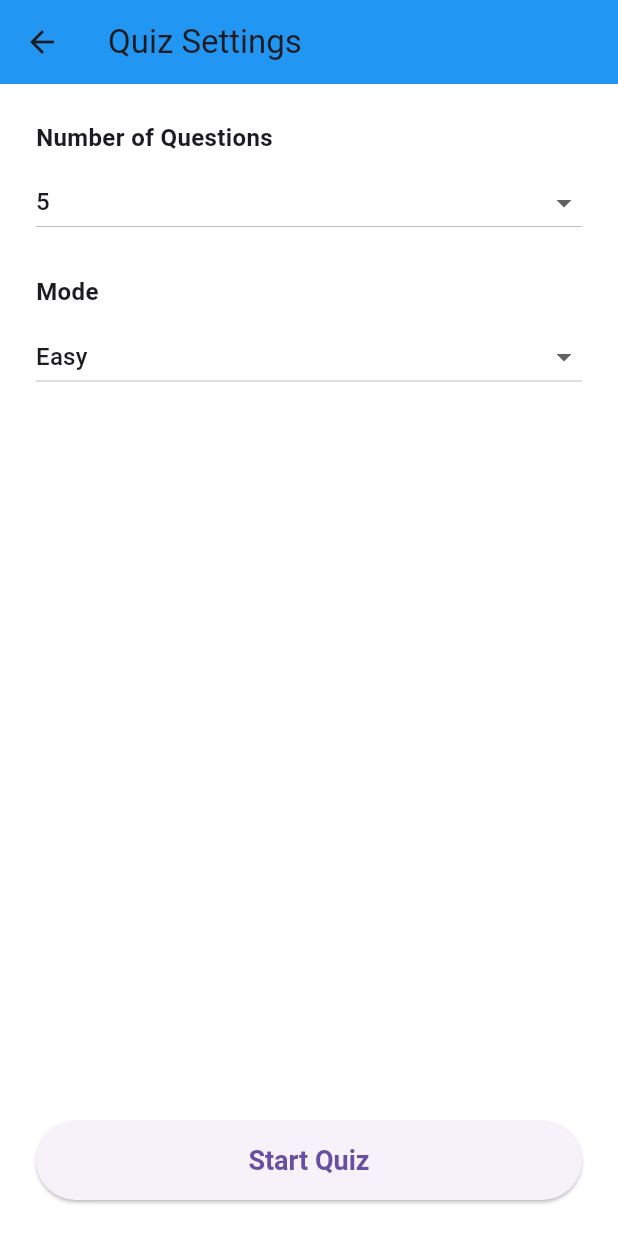
After one commit to dreyyan/soro, a Flutter app: the QuizSettings screen opened by its route, on a phone screen of 412 x 824 dp. The commit adds this screen. Run offline on Flutter 3.47's test engine with Material 3 defaults, Android fonts, the phone set to English and light mode, and no system bars.

Commit message:
feat: add quiz settings page before navigating to quiz

```diff
--- a/lib/main.dart
+++ b/lib/main.dart
@@ -4,6 +4,7 @@ import 'package:flutter/material.dart';
 // [IMPORT] Screens
 import 'package:soro/screens/quiz.dart';
 import 'package:soro/screens/home_page.dart';
+import 'package:soro/screens/quiz_settings.dart';
 
 void main() {
   runApp(MyApp());
@@ -23,7 +24,8 @@ class MyApp extends StatelessWidget {
       initialRoute: '/',
       routes: {
         '/': (_) => const HomePage(),
-        '/quiz': (_) => const Quiz()
+        '/quiz/settings': (_) => const QuizSettings(),
+        '/quiz/start': (_) => const Quiz()
       }
     );
   }
--- a/lib/screens/home_page.dart
+++ b/lib/screens/home_page.dart
@@ -10,7 +10,7 @@ class HomePage extends StatelessWidget {
       body: Center(
         child: ElevatedButton(
           onPressed: () {
-            Navigator.pushNamed(context, '/quiz');
+            Navigator.pushNamed(context, '/quiz/settings');
           },
           style: ElevatedButton.styleFrom(
             padding: const EdgeInsets.symmetric(horizontal: 32, vertical: 16),
@@ -19,7 +19,7 @@ class HomePage extends StatelessWidget {
               fontWeight: FontWeight.bold,
             ),
           ),
-          child: const Text("Start Quiz"),
+          child: const Text("Quiz"),
         ),
       ),
     );
--- /dev/null
+++ b/lib/screens/quiz_settings.dart
@@ -0,0 +1,108 @@
+import 'package:flutter/material.dart';
+
+class QuizSettings extends StatefulWidget {
+  const QuizSettings({super.key});
+
+  @override
+  State<QuizSettings> createState() => _QuizSettingsState();
+}
+
+class _QuizSettingsState extends State<QuizSettings> {
+  // [STATES] Form values
+  int numberOfQuestions = 5;
+  String selectedMode = "Easy";
+
+  // [OPTIONS] Modes
+  final List<String> modes = ["Easy", "Medium", "Hard"];
+
+  @override
+  Widget build(BuildContext context) {
+    return Scaffold(
+      backgroundColor: Colors.white,
+      appBar: AppBar(
+        title: const Text("Quiz Settings"),
+        backgroundColor: Colors.blue,
+      ),
+      body: Padding(
+        padding: const EdgeInsets.all(24.0),
+        child: Column(
+          crossAxisAlignment: CrossAxisAlignment.stretch,
+          children: [
+            // [INPUT] Number of questions
+            Text(
+              "Number of Questions",
+              style: TextStyle(fontSize: 16, fontWeight: FontWeight.w600),
+            ),
+            const SizedBox(height: 8),
+            DropdownButton<int>(
+              value: numberOfQuestions,
+              isExpanded: true,
+              items: [5, 10, 15, 20]
+                  .map((num) => DropdownMenuItem(
+                        value: num,
+                        child: Text("$num"),
+                      ))
+                  .toList(),
+              onChanged: (value) {
+                if (value != null) {
+                  setState(() {
+                    numberOfQuestions = value;
+                  });
+                }
+              },
+            ),
+            const SizedBox(height: 24),
+
+            // [INPUT] Quiz mode
+            Text(
+              "Mode",
+              style: TextStyle(fontSize: 16, fontWeight: FontWeight.w600),
+            ),
+            const SizedBox(height: 8),
+            DropdownButton<String>(
+              value: selectedMode,
+              isExpanded: true,
+              items: modes
+                  .map((mode) => DropdownMenuItem(
+                        value: mode,
+                        child: Text(mode),
+                      ))
+                  .toList(),
+              onChanged: (value) {
+                if (value != null) {
+                  setState(() {
+                    selectedMode = value;
+                  });
+                }
+              },
+            ),
+            const Spacer(),
+
+            // [BUTTON] Start Quiz
+            ElevatedButton(
+              onPressed: () {
+                // Pass the settings to the quiz start page via arguments
+                Navigator.pushNamed(
+                  context,
+                  '/quiz/start',
+                  arguments: {
+                    "numberOfQuestions": numberOfQuestions,
+                    "mode": selectedMode,
+                  },
+                );
+              },
+              style: ElevatedButton.styleFrom(
+                padding: const EdgeInsets.symmetric(vertical: 16),
+                textStyle: const TextStyle(
+                  fontSize: 18,
+                  fontWeight: FontWeight.bold,
+                ),
+              ),
+              child: const Text("Start Quiz"),
+            ),
+          ],
+        ),
+      ),
+    );
+  }
+}
```
